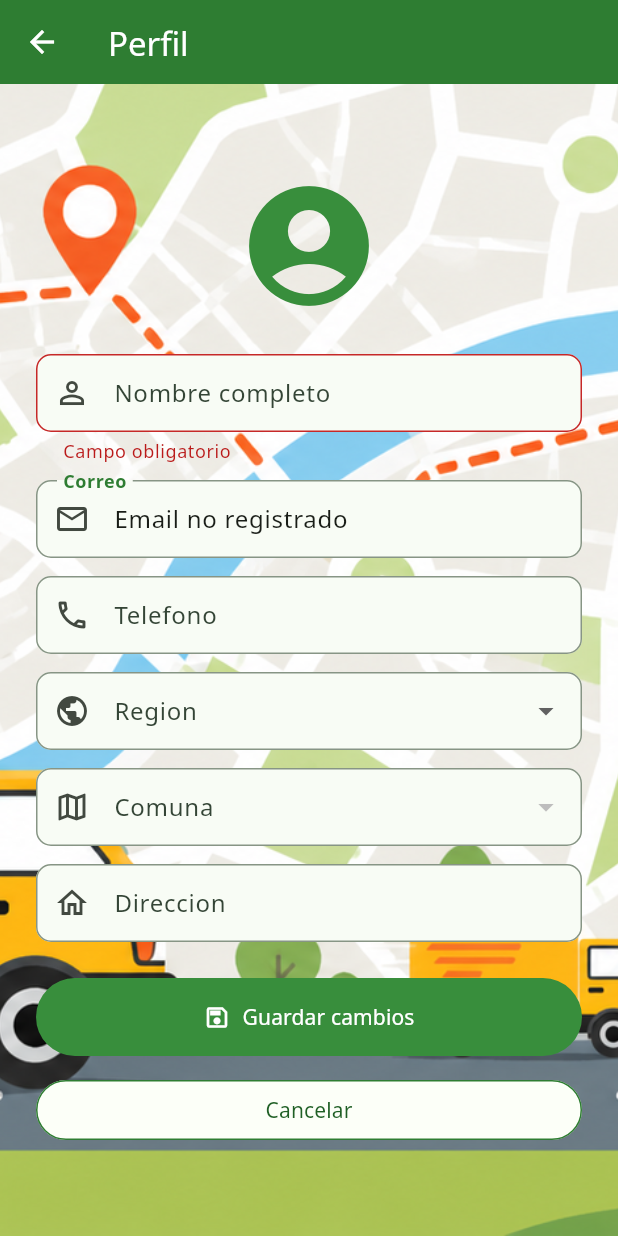
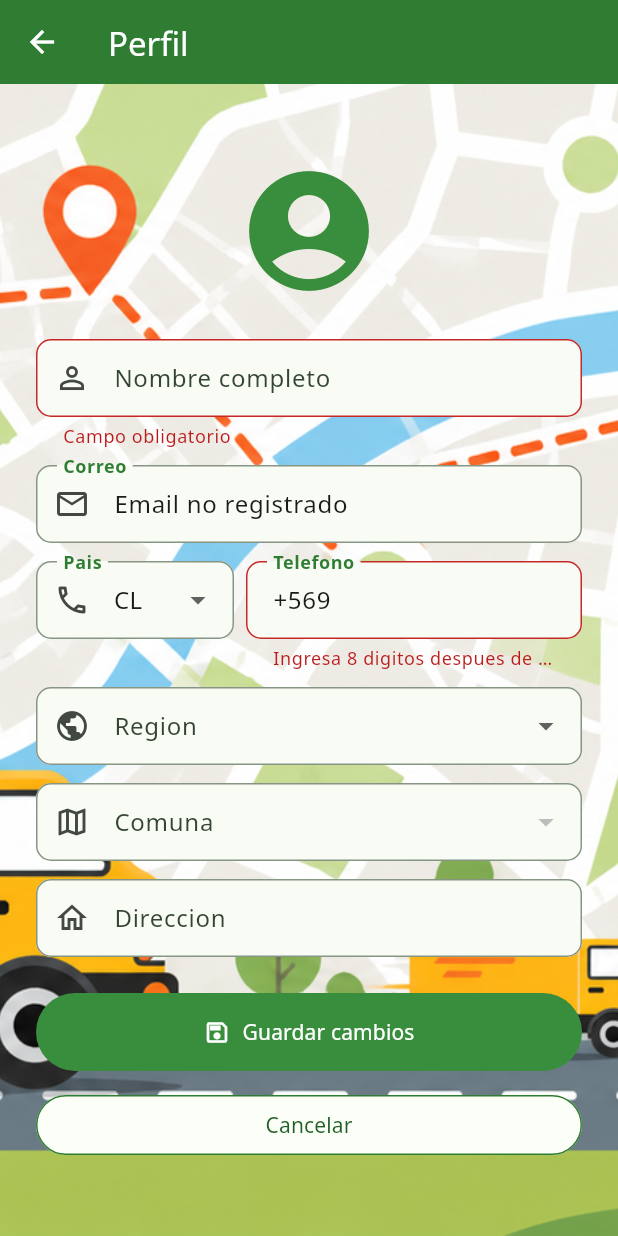
Before and after one commit to GloomyP/ruteando-project, a Flutter app: the PantallaPerfil screen opened directly, after a tap on the "edit" icon, after a tap on "Guardar cambios", on a phone screen of 412 x 824 dp. Run offline on Flutter 3.47's test engine with Material 3 defaults, Android fonts, the phone set to English and light mode, and no system bars; our stand-ins replace google_maps_flutter, shared_preferences, web; missing offline and left inert: dart:js_interop; accounts and stored records are empty; network calls fail.

Commit message:
Mejorar visualizacion y asignacion de pedidos

```diff
--- a/lib/menu_drawer.dart
+++ b/lib/menu_drawer.dart
@@ -87,7 +87,7 @@ class AppMenuDrawer extends StatelessWidget {
                   ),
                   _DrawerRouteTile(
                     icon: Icons.assignment_outlined,
-                    title: 'Asignacion de Ruta',
+                    title: 'Asignación de pedidos',
                     selected: currentRoute == '/asignacion-rutas',
                     onTap: () => _abrirRuta(context, '/asignacion-rutas'),
                   ),
--- a/lib/pantalla_perfil.dart
+++ b/lib/pantalla_perfil.dart
@@ -2,6 +2,7 @@ import 'package:flutter/material.dart';
 
 import 'cierre_sesion.dart';
 import 'perfil_usuario.dart';
+import 'widgets/telefono_form_field.dart';
 
 const Map<String, List<String>> regionesComunas = {
   'Valparaíso': [
@@ -92,7 +93,9 @@ class _PantallaPerfilState extends State<PantallaPerfil> {
     setState(() {
       _perfil = perfil;
       _nombreController.text = perfil.nombre;
-      _telefonoController.text = perfil.telefono;
+      _telefonoController.text = TelefonoFormatter.formatearParaMostrar(
+        perfil.telefono,
+      );
       _regionSeleccionada = _regionValida(perfil.region);
       _comunaSeleccionada = _comunaValida(
         region: _regionSeleccionada,
@@ -125,7 +128,7 @@ class _PantallaPerfilState extends State<PantallaPerfil> {
     final perfilActualizado = PerfilUsuario(
       nombre: _nombreController.text.trim(),
       email: _perfil!.email,
-      telefono: _telefonoController.text.trim(),
+      telefono: TelefonoFormatter.normalizar(_telefonoController.text),
       region: _regionSeleccionada?.trim() ?? '',
       comuna: _comunaSeleccionada?.trim() ?? '',
       direccion: _direccionController.text.trim(),
@@ -301,13 +304,9 @@ class _PantallaPerfilState extends State<PantallaPerfil> {
           readOnly: true,
         ),
         const SizedBox(height: 12),
-        TextFormField(
+        TelefonoFormField(
           controller: _telefonoController,
-          decoration: const InputDecoration(
-            labelText: 'Telefono',
-            prefixIcon: Icon(Icons.phone_outlined),
-          ),
-          keyboardType: TextInputType.phone,
+          labelText: 'Telefono',
         ),
         const SizedBox(height: 12),
         DropdownButtonFormField<String>(
--- a/lib/pantalla_ruta.dart
+++ b/lib/pantalla_ruta.dart
@@ -659,7 +659,7 @@ class _PantallaRutaState extends State<PantallaRuta> {
                     ),
                     ListTile(
                       leading: const Icon(Icons.assignment_outlined),
-                      title: const Text('Asignacion de Ruta'),
+                      title: const Text('Asignación de pedidos'),
                       onTap: () => _abrirPantalla(context, '/asignacion-rutas'),
                     ),
                     ListTile(
--- /dev/null
+++ b/lib/widgets/telefono_form_field.dart
@@ -0,0 +1,315 @@
+import 'package:flutter/material.dart';
+import 'package:flutter/services.dart';
+
+class TelefonoPais {
+  const TelefonoPais({
+    required this.codigo,
+    required this.nombre,
+    required this.prefijo,
+    required this.digitosLocales,
+  });
+
+  final String codigo;
+  final String nombre;
+  final String prefijo;
+  final int digitosLocales;
+
+  String get etiqueta => '$codigo $prefijo';
+}
+
+const List<TelefonoPais> paisesTelefono = [
+  TelefonoPais(
+    codigo: 'CL',
+    nombre: 'Chile',
+    prefijo: '+569',
+    digitosLocales: 8,
+  ),
+  TelefonoPais(
+    codigo: 'AR',
+    nombre: 'Argentina',
+    prefijo: '+549',
+    digitosLocales: 10,
+  ),
+  TelefonoPais(codigo: 'PE', nombre: 'Peru', prefijo: '+51', digitosLocales: 9),
+  TelefonoPais(
+    codigo: 'CO',
+    nombre: 'Colombia',
+    prefijo: '+57',
+    digitosLocales: 10,
+  ),
+  TelefonoPais(
+    codigo: 'MX',
+    nombre: 'Mexico',
+    prefijo: '+52',
+    digitosLocales: 10,
+  ),
+  TelefonoPais(
+    codigo: 'US',
+    nombre: 'Estados Unidos',
+    prefijo: '+1',
+    digitosLocales: 10,
+  ),
+  TelefonoPais(
+    codigo: 'BR',
+    nombre: 'Brasil',
+    prefijo: '+55',
+    digitosLocales: 11,
+  ),
+  TelefonoPais(
+    codigo: 'ES',
+    nombre: 'Espana',
+    prefijo: '+34',
+    digitosLocales: 9,
+  ),
+  TelefonoPais(
+    codigo: 'UY',
+    nombre: 'Uruguay',
+    prefijo: '+598',
+    digitosLocales: 8,
+  ),
+];
+
+class TelefonoFormatter {
+  const TelefonoFormatter._();
+
+  static TelefonoPais get paisPorDefecto => paisesTelefono.first;
+
+  static TelefonoPais paisDesdeTelefono(String telefono) {
+    final digitos = _soloDigitos(telefono);
+    return paisesTelefono.firstWhere(
+      (pais) => digitos.startsWith(_soloDigitos(pais.prefijo)),
+      orElse: () => paisPorDefecto,
+    );
+  }
+
+  static String normalizar(String telefono, {TelefonoPais? pais}) {
+    final paisActivo = pais ?? paisDesdeTelefono(telefono);
+    final local = digitosLocales(telefono, pais: paisActivo);
+    return local.isEmpty ? '' : '${paisActivo.prefijo}$local';
+  }
+
+  static String formatearParaMostrar(String telefono, {TelefonoPais? pais}) {
+    final paisActivo = pais ?? paisDesdeTelefono(telefono);
+    final local = digitosLocales(telefono, pais: paisActivo);
+    return _formatear(paisActivo, local);
+  }
+
+  static String formatearLocal(String local, {required TelefonoPais pais}) {
+    final limitado = local.length > pais.digitosLocales
+        ? local.substring(0, pais.digitosLocales)
+        : local;
+    return _formatear(pais, limitado);
+  }
+
+  static bool esValido(String telefono, {TelefonoPais? pais}) {
+    final paisActivo = pais ?? paisDesdeTelefono(telefono);
+    return digitosLocales(telefono, pais: paisActivo).length ==
+        paisActivo.digitosLocales;
+  }
+
+  static String digitosLocales(String telefono, {TelefonoPais? pais}) {
+    final paisActivo = pais ?? paisDesdeTelefono(telefono);
+    var digitos = _soloDigitos(telefono);
+    final prefijoActivo = _soloDigitos(paisActivo.prefijo);
+
+    if (digitos.startsWith(prefijoActivo)) {
+      digitos = digitos.substring(prefijoActivo.length);
+    } else {
+      for (final paisDisponible in paisesTelefono) {
+        final prefijo = _soloDigitos(paisDisponible.prefijo);
+        if (digitos.startsWith(prefijo)) {
+          digitos = digitos.substring(prefijo.length);
+          break;
+        }
+      }
+    }
+
+    if (digitos.length > paisActivo.digitosLocales) {
+      return digitos.substring(0, paisActivo.digitosLocales);
+    }
+
+    return digitos;
+  }
+
+  static String _formatear(TelefonoPais pais, String local) {
+    if (local.isEmpty) {
+      return pais.prefijo;
+    }
+
+    return '${pais.prefijo} ${_agrupar(local)}';
+  }
+
+  static String _agrupar(String digitos) {
+    final grupos = <String>[];
+    for (var inicio = 0; inicio < digitos.length; inicio += 4) {
+      final fin = inicio + 4 > digitos.length ? digitos.length : inicio + 4;
+      grupos.add(digitos.substring(inicio, fin));
+    }
+    return grupos.join(' ');
+  }
+
+  static String _soloDigitos(String valor) {
+    return valor.replaceAll(RegExp(r'[^0-9]'), '');
+  }
+}
+
+class TelefonoInputFormatter extends TextInputFormatter {
+  TelefonoInputFormatter({required this.pais});
+
+  final TelefonoPais pais;
+
+  @override
+  TextEditingValue formatEditUpdate(
+    TextEditingValue oldValue,
+    TextEditingValue newValue,
+  ) {
+    final local = TelefonoFormatter.digitosLocales(newValue.text, pais: pais);
+    final formateado = TelefonoFormatter.formatearLocal(local, pais: pais);
+
+    return TextEditingValue(
+      text: formateado,
+      selection: TextSelection.collapsed(offset: formateado.length),
+    );
+  }
+}
+
+class TelefonoFormField extends StatefulWidget {
+  const TelefonoFormField({
+    super.key,
+    required this.controller,
+    required this.labelText,
+    this.prefixIcon = Icons.phone_outlined,
+    this.textInputAction,
+    this.enabled = true,
+  });
+
+  final TextEditingController controller;
+  final String labelText;
+  final IconData prefixIcon;
+  final TextInputAction? textInputAction;
+  final bool enabled;
+
+  @override
+  State<TelefonoFormField> createState() => _TelefonoFormFieldState();
+}
+
+class _TelefonoFormFieldState extends State<TelefonoFormField> {
+  late TelefonoPais _paisSeleccionado;
+
+  @override
+  void initState() {
+    super.initState();
+    _paisSeleccionado = TelefonoFormatter.paisDesdeTelefono(
+      widget.controller.text,
+    );
+    widget.controller.addListener(_sincronizarPaisDesdeTexto);
+    _actualizarTexto();
+  }
+
+  @override
+  void didUpdateWidget(covariant TelefonoFormField oldWidget) {
+    super.didUpdateWidget(oldWidget);
+    if (oldWidget.controller != widget.controller) {
+      oldWidget.controller.removeListener(_sincronizarPaisDesdeTexto);
+      widget.controller.addListener(_sincronizarPaisDesdeTexto);
+      _paisSeleccionado = TelefonoFormatter.paisDesdeTelefono(
+        widget.controller.text,
+      );
+      _actualizarTexto();
+    }
+  }
+
+  @override
+  void dispose() {
+    widget.controller.removeListener(_sincronizarPaisDesdeTexto);
+    super.dispose();
+  }
+
+  @override
+  Widget build(BuildContext context) {
+    return Row(
+      crossAxisAlignment: CrossAxisAlignment.start,
+      children: [
+        SizedBox(
+          width: 132,
+          child: DropdownButtonFormField<TelefonoPais>(
+            initialValue: _paisSeleccionado,
+            isExpanded: true,
+            decoration: InputDecoration(
+              labelText: 'Pais',
+              prefixIcon: Icon(widget.prefixIcon),
+            ),
+            items: paisesTelefono.map((pais) {
+              return DropdownMenuItem<TelefonoPais>(
+                value: pais,
+                child: Text(pais.etiqueta),
+              );
+            }).toList(),
+            onChanged: widget.enabled
+                ? (pais) {
+                    if (pais == null) {
+                      return;
+                    }
+
+                    setState(() {
+                      final local = TelefonoFormatter.digitosLocales(
+                        widget.controller.text,
+                        pais: _paisSeleccionado,
+                      );
+                      _paisSeleccionado = pais;
+                      widget.controller.text = TelefonoFormatter.formatearLocal(
+                        local,
+                        pais: _paisSeleccionado,
+                      );
+                    });
+                  }
+                : null,
+          ),
+        ),
+        const SizedBox(width: 8),
+        Expanded(
+          child: TextFormField(
+            controller: widget.controller,
+            decoration: InputDecoration(labelText: widget.labelText),
+            enabled: widget.enabled,
+            keyboardType: TextInputType.phone,
+            textInputAction: widget.textInputAction,
+            inputFormatters: [TelefonoInputFormatter(pais: _paisSeleccionado)],
+            validator: _validarTelefono,
+          ),
+        ),
+      ],
+    );
+  }
+
+  String? _validarTelefono(String? valor) {
+    if (valor == null || valor.trim().isEmpty) {
+      return 'Campo obligatorio';
+    }
+
+    if (!TelefonoFormatter.esValido(valor, pais: _paisSeleccionado)) {
+      return 'Ingresa ${_paisSeleccionado.digitosLocales} digitos despues de ${_paisSeleccionado.prefijo}';
+    }
+
+    return null;
+  }
+
+  void _actualizarTexto() {
+    widget.controller.text = TelefonoFormatter.formatearParaMostrar(
+      widget.controller.text,
+      pais: _paisSeleccionado,
+    );
+  }
+
+  void _sincronizarPaisDesdeTexto() {
+    final paisDetectado = TelefonoFormatter.paisDesdeTelefono(
+      widget.controller.text,
+    );
+
+    if (paisDetectado == _paisSeleccionado || !mounted) {
+      return;
+    }
+
+    setState(() => _paisSeleccionado = paisDetectado);
+  }
+}
```
Also changed, not shown: lib/main.dart (+55 -38 lines), lib/pantalla_asignacion_ruta.dart (+29 -8 lines), lib/pantalla_inventario.dart (+35 -12 lines), lib/pantalla_monitoreo_entregas.dart (+5 -4 lines).
